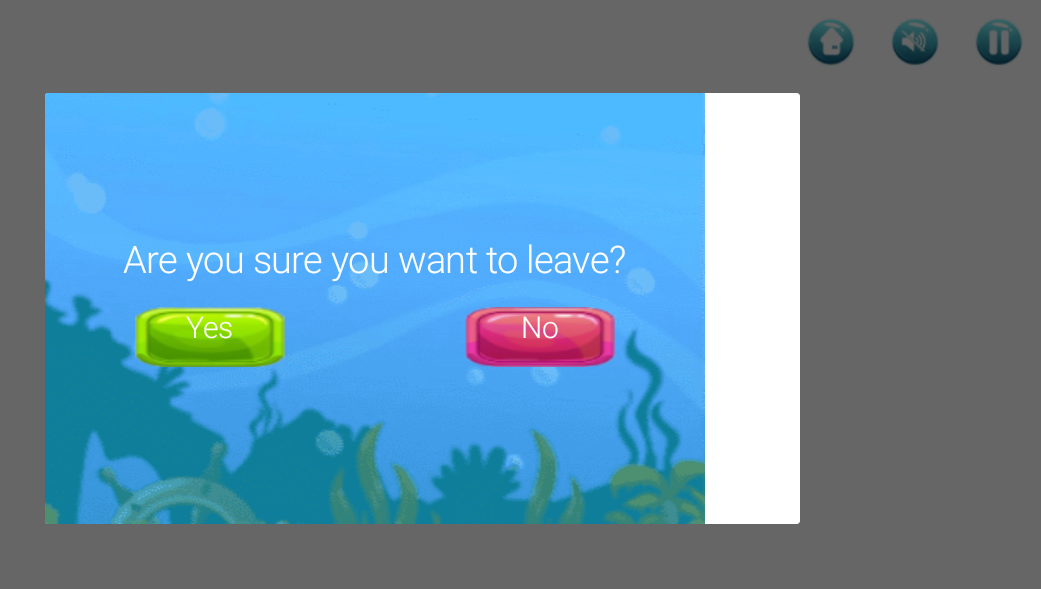
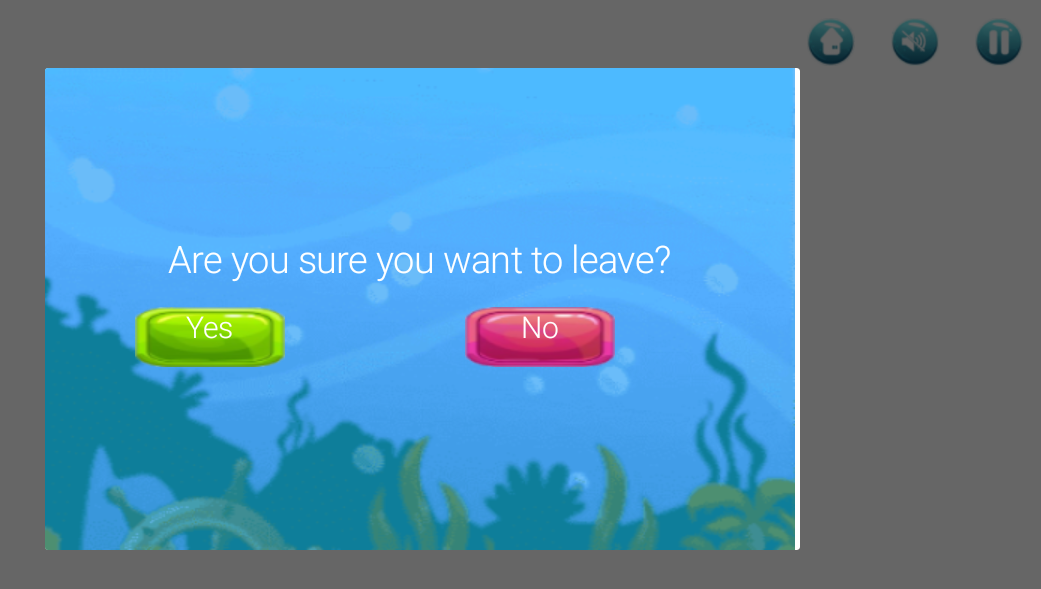
Before and after one commit to yaniv208/UnderTheSea, an Android app: the GameActivity screen opened directly, with no data from a screen before it, after a tap on "Home", on a phone screen of 824 x 412 dp (held sideways). Shown: the top 589 px of the screen, without its empty margins (195-1236 px from the left). Run offline under Robolectric (Android 15) with nearby library versions, the phone set to English and light mode, and no system bars; 5 statements that could not run were skipped.

Commit message:
update background when game is over

```diff
--- a/app/src/main/java/com/hit/underthesea/PlayMenu.java
+++ b/app/src/main/java/com/hit/underthesea/PlayMenu.java
@@ -85,7 +85,7 @@ public class PlayMenu extends BaseActivity implements View.OnClickListener{
         guidanceFragments.setOnClickListener(new View.OnClickListener() {
             @Override
             public void onClick(View v) {
-                getSupportFragmentManager().beginTransaction().add(R.id.fragment_containerplay, new FirstGuidanceFragment(), null).addToBackStack("First Guidance").commit();
+                    getSupportFragmentManager().beginTransaction().add(R.id.fragment_containerplay, new FirstGuidanceFragment(), null).addToBackStack("First Guidance").commit();
             }
         });
     }
--- a/app/src/main/res/layout/exit_game.xml
+++ b/app/src/main/res/layout/exit_game.xml
@@ -9,7 +9,7 @@
         android:layout_height="wrap_content"
         android:gravity="center"
         android:orientation="vertical"
-        android:background="@drawable/background_game_over">
+        android:background="@drawable/background_fix">
 
         <TextView
             android:layout_width="wrap_content"
@@ -38,6 +38,7 @@
                     android:layout_height="wrap_content"
                     android:layout_marginTop="15dp"
                     android:src="@drawable/ok_button"/>
+
                 <TextView
                     android:layout_marginTop="30dp"
                     android:clickable="false"
```
Also changed, not shown: app/src/main/res/drawable/background_fix.png (added).
